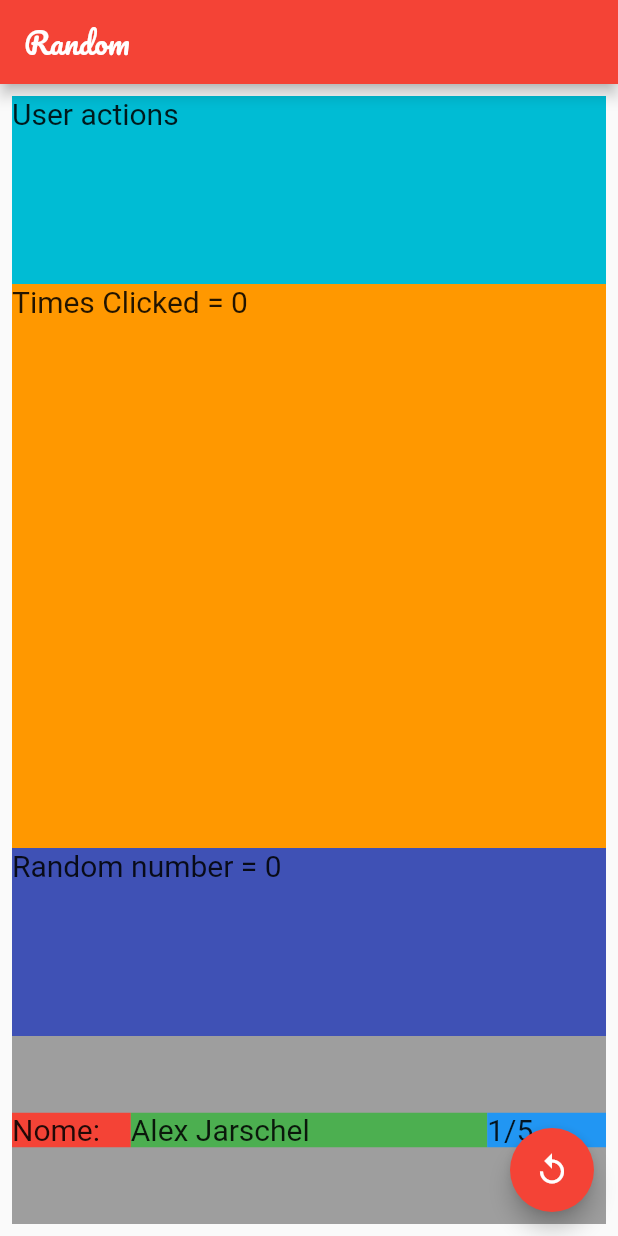
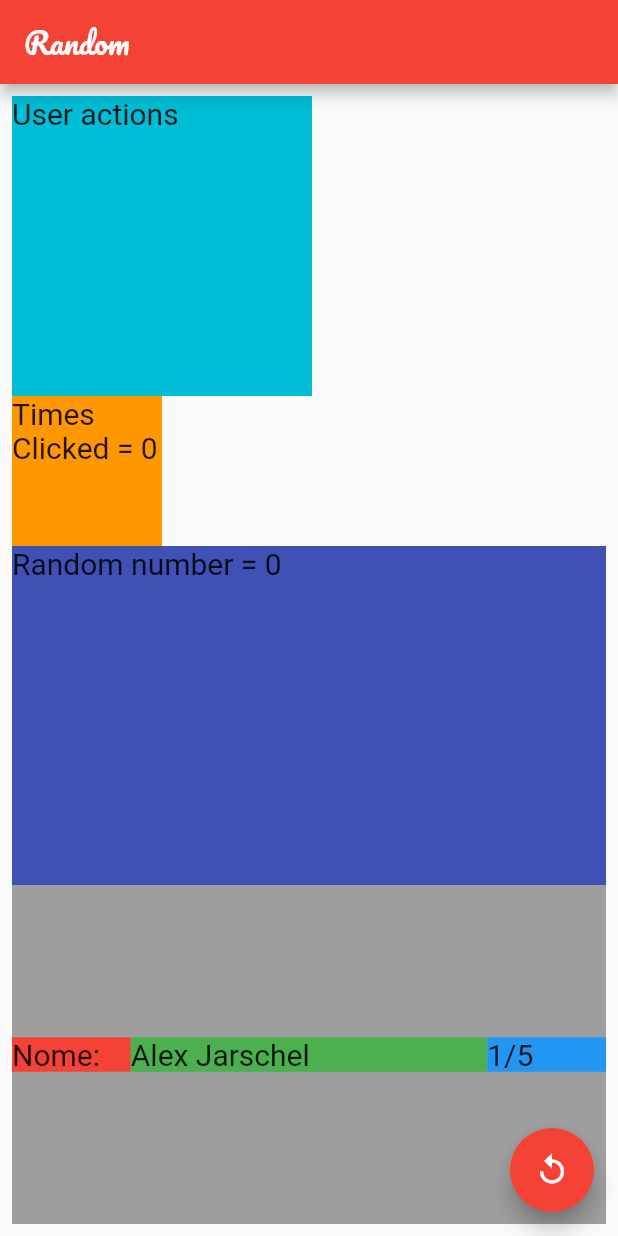
Before and after one commit to alexjarshel/trilhaApp-DIO, a Flutter app: the screen it shows after launch, on a phone screen of 412 x 824 dp. Run offline on Flutter 3.47's test engine with Material 2 defaults, Android fonts, the light colour scheme and no system bars; our stand-ins replace google_fonts; Roboto replaces fonts that are missing (Acme).

Commit message:
xumbando valores

```diff
--- a/lib/page/home_page.dart
+++ b/lib/page/home_page.dart
@@ -28,25 +28,26 @@ class _HomePageState extends State<HomePage> {
           mainAxisAlignment: MainAxisAlignment.start,
           crossAxisAlignment: CrossAxisAlignment.start,
           children: [
-            Expanded(
-                child: Container(
-              width: double.infinity,
+            Container(
+              width: 200,
+              height: 200,
               color: Colors.cyan,
               child: Text(
             'User actions',
             style: GoogleFonts.acme(fontSize: 20),
               ),
-            )),
-            Expanded(
-              flex: 3,
+            ),
+            SizedBox(
+              width: 100,
+              height: 100,
               child: Container(
-              width: double.infinity,
                 color: Colors.orange,
                 child: Text(
                   'Times Clicked = ${clicks.toString()}',
                   style: GoogleFonts.acme(fontSize: 20),
                 ),
-            )),
+              ),
+            ),
             Expanded(
                 child: Container(
               width: double.infinity,
```
Lines whose indentation alone changed are shown as unchanged.
